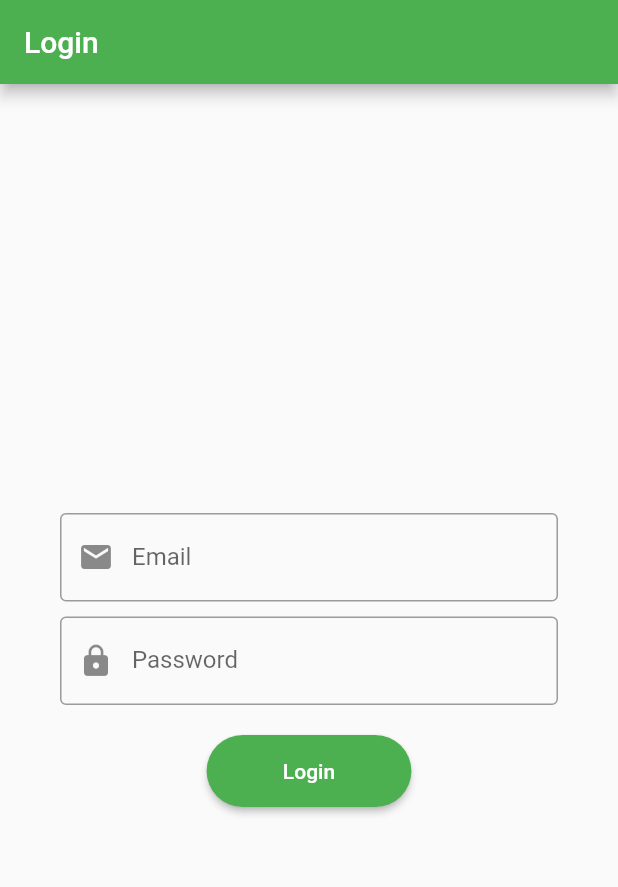
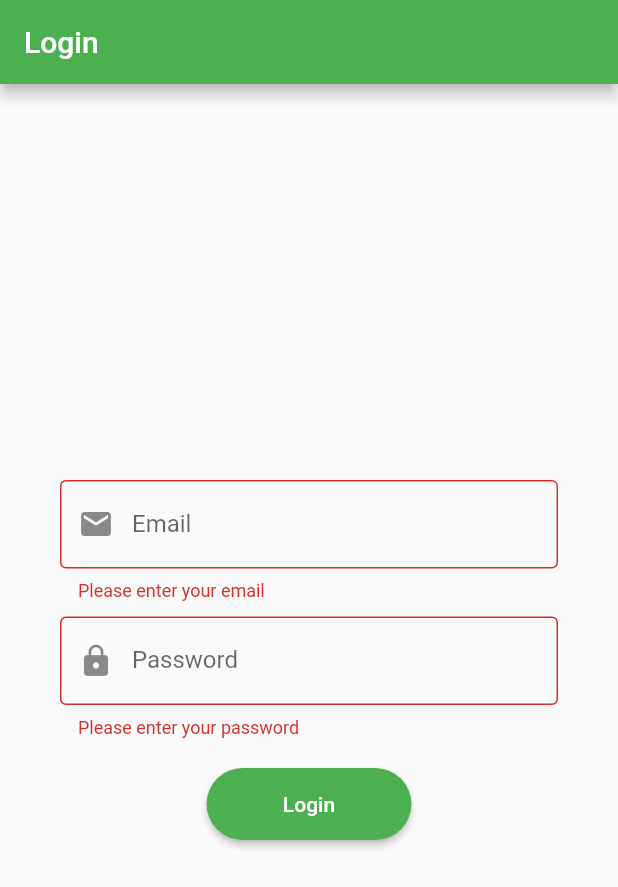
Before and after one commit to mahfuznow/flutter_bloc_login, a Flutter app: the screen it shows after launch, on a phone screen of 412 x 824 dp. Shown: the top 887 px of the screen. Run offline on Flutter 3.47's test engine with Material 2 defaults, Android fonts, the phone set to English and light mode, and no system bars; our stand-ins replace flutter_bloc.

Commit message:
Observing state in the UI

```diff
--- a/lib/src/feature/auth/login/login_page.dart
+++ b/lib/src/feature/auth/login/login_page.dart
@@ -2,6 +2,7 @@ import 'package:flutter/material.dart';
 import 'package:flutter_bloc/flutter_bloc.dart';
 import 'package:flutter_bloc_login/src/feature/auth/login/login_bloc.dart';
 import 'package:flutter_bloc_login/src/feature/auth/login/login_event.dart';
+import 'package:flutter_bloc_login/src/feature/auth/login/login_state.dart';
 import 'package:flutter_bloc_login/src/feature/home/home_page.dart';
 
 class LoginPage extends StatelessWidget {
@@ -37,30 +38,35 @@ class LoginPage extends StatelessWidget {
   }
 
   Widget _emailField() {
+    return BlocBuilder<LoginBloc, LoginState>(builder: (context, state) {
       return TextField(
-      decoration: const InputDecoration(
-        prefixIcon: Icon(Icons.email),
-        border: OutlineInputBorder(),
+        decoration: InputDecoration(
+            prefixIcon: const Icon(Icons.email),
+            border: const OutlineInputBorder(),
             labelText: "Email",
             hintText: "Enter your email",
-      ),
+            errorText: state.getEmailError()),
         onChanged: (value) =>
             context.read<LoginBloc>().add(EmailChanged(email: value)),
       );
+    });
   }
 
   Widget _passwordField() {
+    return BlocBuilder<LoginBloc, LoginState>(builder: (context, state) {
       return TextField(
-      decoration: const InputDecoration(
-        prefixIcon: Icon(Icons.lock),
-        border: OutlineInputBorder(),
+        decoration: InputDecoration(
+          prefixIcon: const Icon(Icons.lock),
+          border: const OutlineInputBorder(),
           labelText: "Password",
           hintText: "Enter your password",
+          errorText: state.getPasswordError(),
         ),
         obscureText: true,
         onChanged: (value) =>
             context.read<LoginBloc>().add(PasswordChanged(password: value)),
       );
+    });
   }
 
   Widget _loginButton() {
--- a/lib/src/feature/auth/login/login_state.dart
+++ b/lib/src/feature/auth/login/login_state.dart
@@ -17,6 +17,15 @@ class LoginState {
     );
   }
 
-  bool get isValidEmail => email.length > 5;
-  bool get isValidPassword => password.length >= 8;
+  String? getEmailError() {
+    if (email.isEmpty) return "Please enter your email";
+    if (email.length < 5) return "Email is too short";
+    return null;
+  }
+
+  String? getPasswordError() {
+    if (password.isEmpty) return "Please enter your password";
+    if (password.length < 5) return "Password is too short";
+    return null;
+  }
 }
```
Lines whose indentation alone changed are shown as unchanged.
